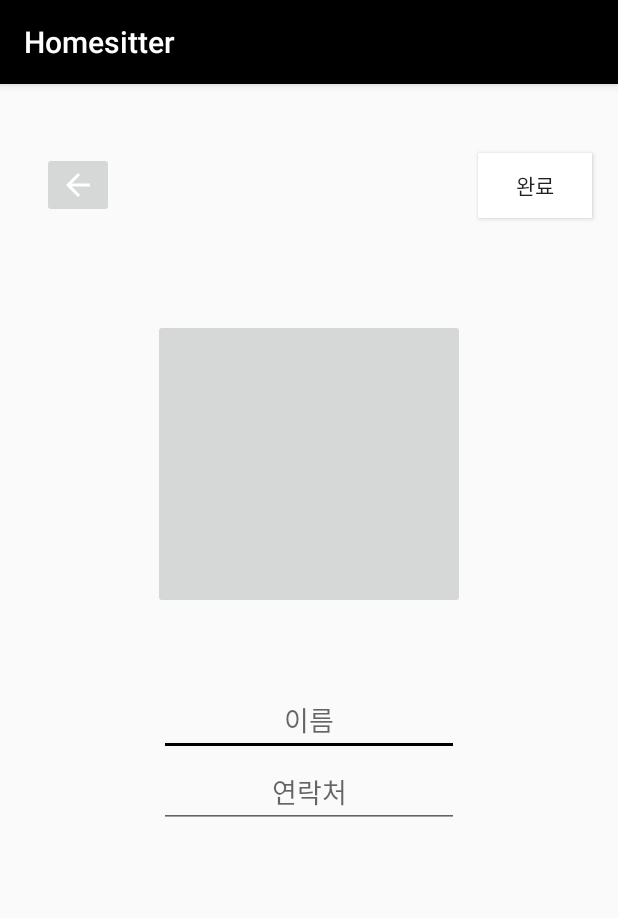
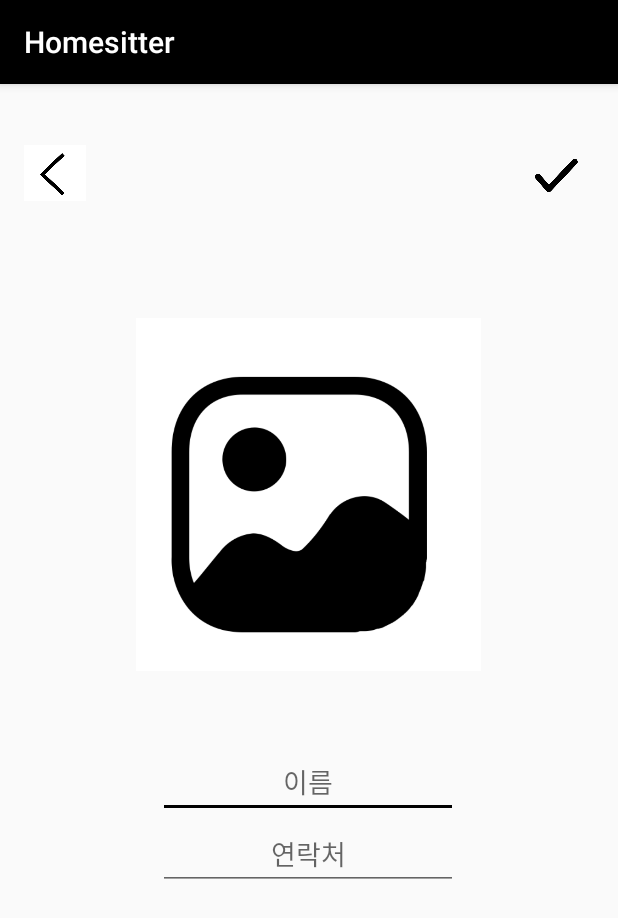
Before and after one commit to hfzgky/homesitter, an Android app: the EditActivity screen opened directly, with no data from a screen before it, on a phone screen of 412 x 824 dp. Shown: the top 918 px of the screen. Run offline under Robolectric (Android 15) with nearby library versions, the phone set to English and light mode, and no system bars.

Commit message:
2021-09-17

```diff
--- a/app/src/main/res/layout/activity_edit.xml
+++ b/app/src/main/res/layout/activity_edit.xml
@@ -8,8 +8,8 @@
 
     <LinearLayout
         android:id="@+id/linearLayout4"
-        android:layout_width="244dp"
-        android:layout_height="429dp"
+        android:layout_width="338dp"
+        android:layout_height="557dp"
         android:layout_marginStart="8dp"
         android:layout_marginLeft="8dp"
         android:layout_marginTop="8dp"
@@ -19,17 +19,20 @@
         android:orientation="vertical"
         app:layout_constraintBottom_toBottomOf="parent"
         app:layout_constraintEnd_toEndOf="parent"
+        app:layout_constraintHorizontal_bias="0.491"
         app:layout_constraintStart_toStartOf="parent"
         app:layout_constraintTop_toTopOf="parent"
-        app:layout_constraintVertical_bias="0.46">
+        app:layout_constraintVertical_bias="0.759">
 
         <ImageButton
             android:id="@+id/imagePerson"
-            android:layout_width="208dp"
-            android:layout_height="193dp"
+            android:layout_width="230dp"
+            android:layout_height="235dp"
             android:layout_gravity="center"
             android:layout_marginBottom="50dp"
-            tools:srcCompat="@android:drawable/ic_menu_camera" />
+            android:scaleType="fitCenter"
+            android:background="#fff"
+            app:srcCompat="@drawable/gallery" />
 
         <EditText
             android:id="@+id/editTextName"
@@ -50,31 +53,35 @@
             android:gravity="center"
             android:hint="연락처"
             android:inputType="number" />
+
     </LinearLayout>
-
-    <Button
-        android:id="@+id/buttonSave"
-        android:layout_width="76dp"
-        android:layout_height="43dp"
-        android:background="#FFFFFF"
-        android:text="완료"
-        app:layout_constraintBottom_toTopOf="@+id/linearLayout4"
-        app:layout_constraintEnd_toEndOf="parent"
-        app:layout_constraintHorizontal_bias="0.949"
-        app:layout_constraintStart_toStartOf="parent"
-        app:layout_constraintTop_toTopOf="parent"
-        app:layout_constraintVertical_bias="0.405" />
 
     <ImageButton
         android:id="@+id/buttonCancel"
-        android:layout_width="wrap_content"
-        android:layout_height="wrap_content"
+        android:layout_width="41dp"
+        android:layout_height="37dp"
+        android:layout_marginStart="8dp"
+        android:layout_marginLeft="8dp"
+        android:background="#fff"
+        android:scaleType="fitCenter"
         app:layout_constraintBottom_toTopOf="@+id/linearLayout4"
-        app:layout_constraintEnd_toStartOf="@+id/buttonSave"
-        app:layout_constraintHorizontal_bias="0.103"
+        app:layout_constraintEnd_toEndOf="parent"
+        app:layout_constraintHorizontal_bias="0.022"
         app:layout_constraintStart_toStartOf="parent"
         app:layout_constraintTop_toTopOf="parent"
-        app:layout_constraintVertical_bias="0.401"
-        app:srcCompat="@drawable/abc_vector_test" />
+        app:layout_constraintVertical_bias="0.342"
+        app:srcCompat="@drawable/back" />
+
+    <ImageView
+        android:id="@+id/buttonSave"
+        android:layout_width="54dp"
+        android:layout_height="52dp"
+        app:layout_constraintBottom_toTopOf="@+id/linearLayout4"
+        app:layout_constraintEnd_toEndOf="parent"
+        app:layout_constraintHorizontal_bias="0.948"
+        app:layout_constraintStart_toEndOf="@+id/buttonCancel"
+        app:layout_constraintTop_toTopOf="parent"
+        app:layout_constraintVertical_bias="0.34"
+        app:srcCompat="@drawable/done" />
 
 </androidx.constraintlayout.widget.ConstraintLayout>
```
Also changed, not shown: app/src/main/res/drawable-v24/done.png (added), app/src/main/res/drawable/back.png (added), app/src/main/res/drawable/gallery.png (added).
